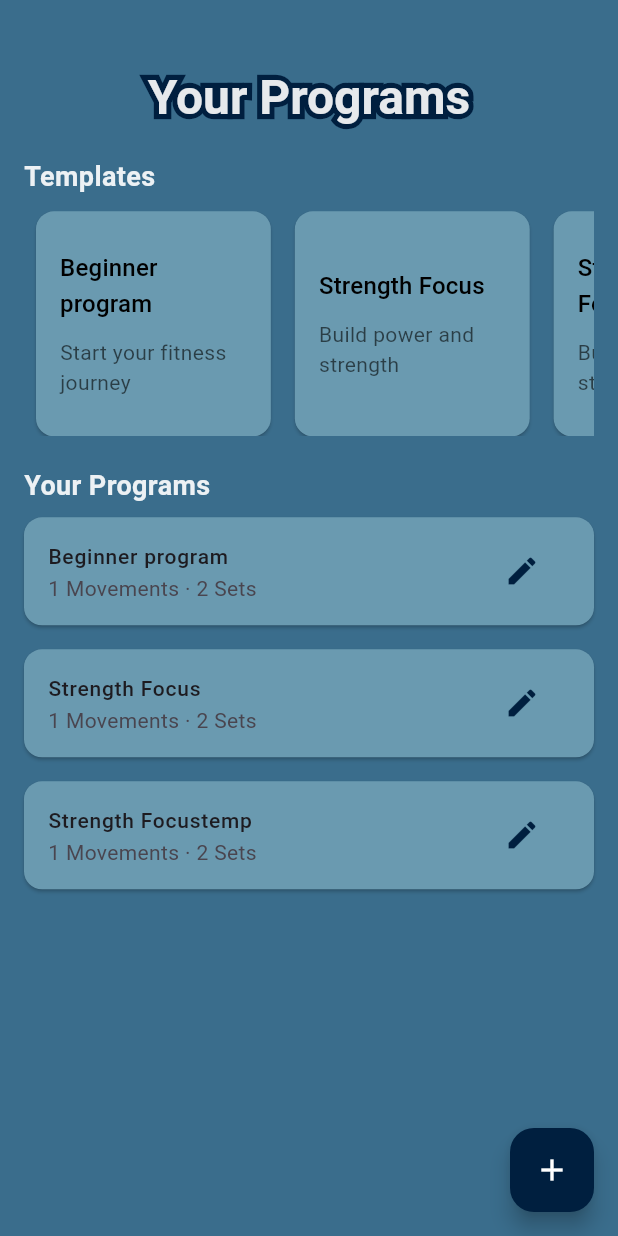
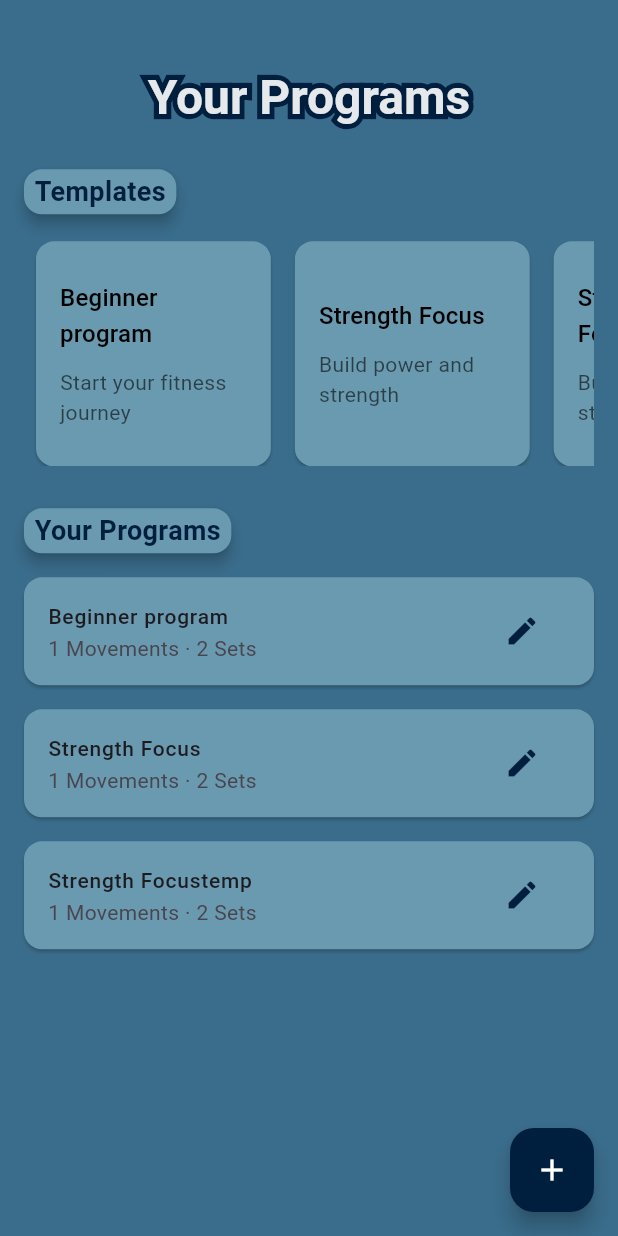
Before and after one commit to namaelsan/stronger, a Flutter app: the ProgramsPage screen opened directly, on a phone screen of 412 x 824 dp. Run offline on Flutter 3.47's test engine with Material 3 defaults, Android fonts, the phone set to English and light mode, and no system bars; Roboto replaces fonts that are missing (YourCustomFont).

Commit message:
cooler title

```diff
--- a/lib/Programs/programs.dart
+++ b/lib/Programs/programs.dart
@@ -180,12 +180,25 @@ class _ProgramsPageState extends State<ProgramsPage> {
               SizedBox(height: 20),
 
               // Template Programs Section
+              Card(
+                elevation: 4,
+                margin: EdgeInsets.symmetric(vertical: 8),
+                child: Padding(
+                  padding: const EdgeInsets.fromLTRB(7, 2, 7, 2),
+                  child: Column(
+                    crossAxisAlignment: CrossAxisAlignment.start,
+                    children: [
                       Text(
                           "Templates",
                           style: AppTheme.myTheme.textTheme.headlineSmall?.copyWith(
                             fontWeight: FontWeight.bold,
                             fontFamily: 'YourCustomFont',
+                            color: AppTheme.colorDark1
                           )
+                      ),
+                    ],
+                  ),
+                ),
               ),
               SizedBox(height: 10),
               SizedBox(
@@ -236,12 +249,25 @@ class _ProgramsPageState extends State<ProgramsPage> {
               SizedBox(height: 20),
 
               // User Programs Section
+              Card(
+                elevation: 4,
+                margin: EdgeInsets.symmetric(vertical: 8),
+                child: Padding(
+                  padding: const EdgeInsets.fromLTRB(7, 2, 7, 2),
+                  child: Column(
+                    crossAxisAlignment: CrossAxisAlignment.start,
+                    children: [
                       Text(
                           "Your Programs",
                           style: AppTheme.myTheme.textTheme.headlineSmall?.copyWith(
                             fontWeight: FontWeight.bold,
                             fontFamily: 'YourCustomFont',
+                            color: AppTheme.colorDark1
                           )
+                      ),
+                    ],
+                  ),
+                ),
               ),
               // TODO: CHANGE THIS BUILDER FROM TEMPLATE TO ACTUAL PROGRAMS
               ListView.builder(
```
Lines whose indentation alone changed are shown as unchanged.
